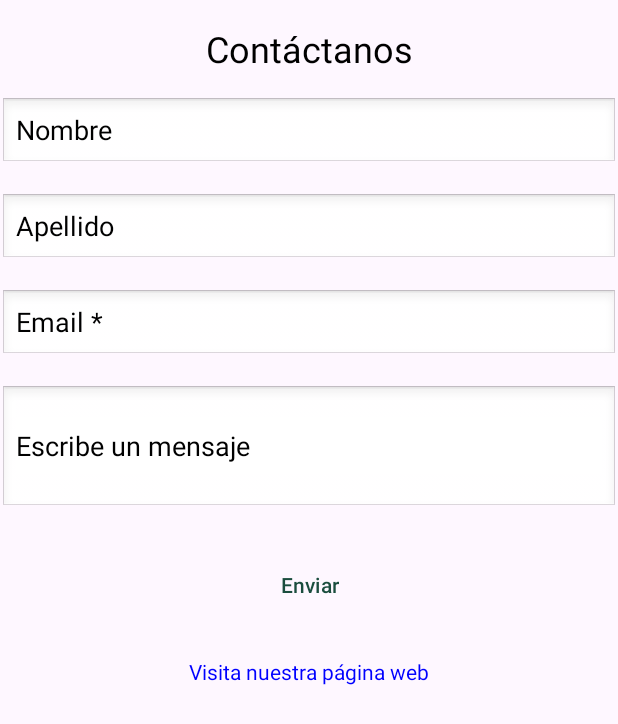
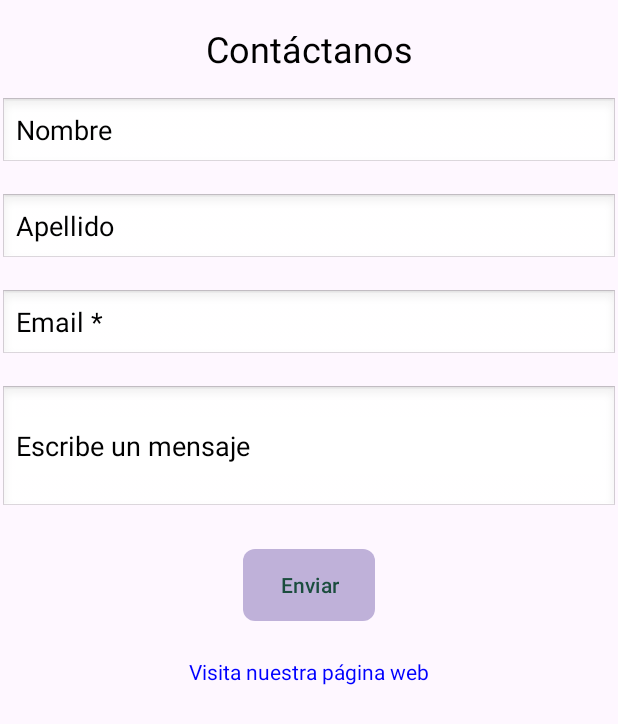
Before and after one commit to saitamaworker/MASC-MOBILE, an Android app: the ContactActivity screen opened directly, with no data from a screen before it, on a phone screen of 412 x 824 dp. Shown: the top 724 px of the screen. Run offline under Robolectric (Android 15) with nearby library versions, the phone set to English and light mode, and no system bars.

Commit message:
Se actualiza activity contact se agregan casillas y botones

```diff
--- a/Masc_mobile/app/src/main/res/drawable/rounded_button.xml
+++ b/Masc_mobile/app/src/main/res/drawable/rounded_button.xml
@@ -1,12 +1,6 @@
 <?xml version="1.0" encoding="utf-8"?>
-<selector xmlns:android="http://schemas.android.com/apk/res/android">
-    <shape xmlns:android="http://schemas.android.com/apk/res/android">
-        <solid android:color="#555555"/>
-        <corners android:radius="25dp"/>
-        <padding android:left="16dp"
-            android:right="16dp"
-            android:top="8dp"
-            android:bottom="8dp"/>
-    </shape>
-
-</selector>
+<shape xmlns:android="http://schemas.android.com/apk/res/android">
+    <solid android:color="#6BE7EDF2"/>
+    <corners android:radius="8dp"/>
+    <padding android:left="4dp" android:top="4dp" android:right="4dp" android:bottom="4dp"/>
+</shape>
```
